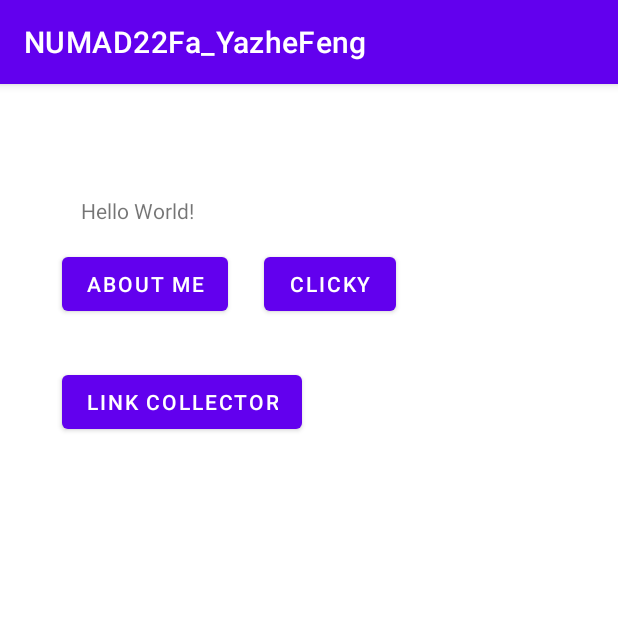
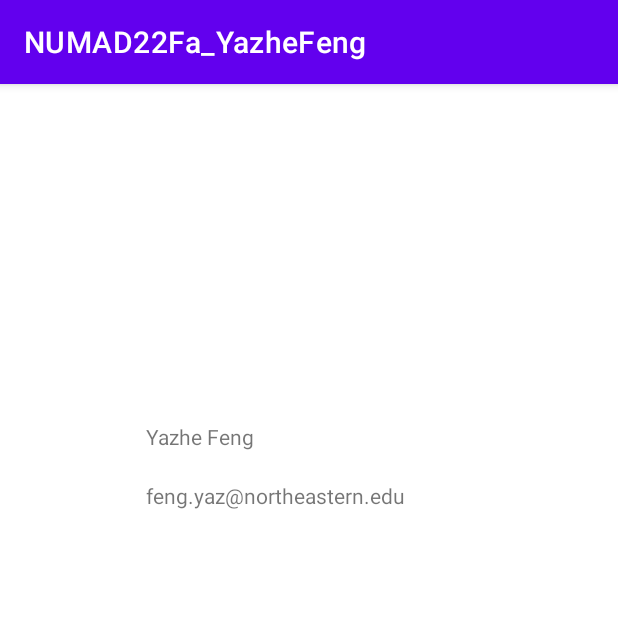
Before and after one commit to aiyanafung/CS5520, an Android app: the screen it shows after launch (MainActivity before the commit, Activity1 after it), after a tap on "ABOUT ME", on a phone screen of 412 x 824 dp, the top half of it. Run offline under Robolectric (Android 15) with nearby library versions, the phone set to English and light mode, and no system bars.

Commit message:
Assignment 1

```diff
--- a/app/src/main/AndroidManifest.xml
+++ b/app/src/main/AndroidManifest.xml
@@ -1,7 +1,7 @@
 <?xml version="1.0" encoding="utf-8"?>
 <manifest xmlns:android="http://schemas.android.com/apk/res/android"
     xmlns:tools="http://schemas.android.com/tools"
-    package="com.example.first_app" >
+    package="com.example.first_app">
 
     <application
         android:allowBackup="true"
@@ -12,7 +12,10 @@
         android:roundIcon="@mipmap/ic_launcher_yf_round"
         android:supportsRtl="true"
         android:theme="@style/Theme.First_App"
-        tools:targetApi="31" >
+        tools:targetApi="31">
+        <activity
+            android:name=".Activity1"
+            android:exported="false" />
         <activity
             android:name=".Activity3"
             android:exported="false" />
@@ -21,7 +24,7 @@
             android:exported="false" />
         <activity
             android:name=".MainActivity"
-            android:exported="true" >
+            android:exported="true">
             <intent-filter>
                 <action android:name="android.intent.action.MAIN" />
 
--- /dev/null
+++ b/app/src/main/java/com/example/first_app/Activity1.java
@@ -0,0 +1,14 @@
+package com.example.first_app;
+
+import androidx.appcompat.app.AppCompatActivity;
+
+import android.os.Bundle;
+
+public class Activity1 extends AppCompatActivity {
+
+    @Override
+    protected void onCreate(Bundle savedInstanceState) {
+        super.onCreate(savedInstanceState);
+        setContentView(R.layout.activity_1);
+    }
+}
--- a/app/src/main/java/com/example/first_app/MainActivity.java
+++ b/app/src/main/java/com/example/first_app/MainActivity.java
@@ -14,13 +14,14 @@ public class MainActivity extends AppCompatActivity {
     private static final String TAG = "MyApp";
     private Button clicky;
     private Button linkCollector;
+    private  Button btn;
 
     @Override
     protected void onCreate(Bundle savedInstanceState) {
         super.onCreate(savedInstanceState);
         setContentView(R.layout.activity_main);
 
-        Button btn = (Button) findViewById(R.id.btnDoMagic);
+        btn = (Button) findViewById(R.id.btnDoMagic);
         clicky = (Button) findViewById(R.id.clickyButton);
         linkCollector = (Button) findViewById(R.id.linkCollector);
 
@@ -28,8 +29,7 @@ public class MainActivity extends AppCompatActivity {
         btn.setOnClickListener(new View.OnClickListener() {
             @Override
             public void onClick(View view) {
-                Log.i(TAG, "Yazhe Feng, feng.yaz@northeastern.edu");
-                Toast.makeText(getApplicationContext(), "Yazhe Feng, feng.yaz@northeastern.edu", Toast.LENGTH_SHORT).show();
+               openActivity1();
             }
         });
 
@@ -49,6 +49,11 @@ public class MainActivity extends AppCompatActivity {
         });
     }
 
+    public void openActivity1() {
+        Intent intent = new Intent(this, Activity1.class);
+        startActivity(intent);
+    }
+
     public void openActivity2() {
         Intent intent = new Intent(this, Activity2.class);
         startActivity(intent);
--- /dev/null
+++ b/app/src/main/res/layout/activity_1.xml
@@ -0,0 +1,27 @@
+<?xml version="1.0" encoding="utf-8"?>
+<androidx.constraintlayout.widget.ConstraintLayout xmlns:android="http://schemas.android.com/apk/res/android"
+    xmlns:app="http://schemas.android.com/apk/res-auto"
+    xmlns:tools="http://schemas.android.com/tools"
+    android:layout_width="match_parent"
+    android:layout_height="match_parent"
+    tools:context=".Activity1">
+
+    <TextView
+        android:id="@+id/textView3"
+        android:layout_width="wrap_content"
+        android:layout_height="wrap_content"
+        android:layout_marginStart="97dp"
+        android:layout_marginTop="225dp"
+        android:text="@string/myName"
+        app:layout_constraintStart_toStartOf="parent"
+        app:layout_constraintTop_toTopOf="parent" />
+
+    <TextView
+        android:id="@+id/textView4"
+        android:layout_width="wrap_content"
+        android:layout_height="wrap_content"
+        android:layout_marginTop="20dp"
+        android:text="@string/email"
+        app:layout_constraintStart_toStartOf="@+id/textView3"
+        app:layout_constraintTop_toBottomOf="@+id/textView3" />
+</androidx.constraintlayout.widget.ConstraintLayout>
--- a/app/src/main/res/values/strings.xml
+++ b/app/src/main/res/values/strings.xml
@@ -16,4 +16,7 @@
     <string name="link_name_hint">Enter Name</string>
     <string name="link_url_hint">Enter URL</string>
 
+    <string name="myName">Yazhe Feng</string>
+    <string name="email">feng.yaz@northeastern.edu</string>
+
 </resources>
```
